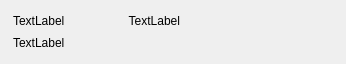
Old version of the form src/gui/ui/transactionframe.ui in the repository Mythicaler/digitalkabwallet.
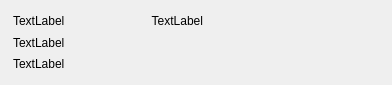
New version of the form.

```diff
--- a/src/gui/ui/transactionframe.ui
+++ b/src/gui/ui/transactionframe.ui
@@ -6,8 +6,8 @@
    <rect>
     <x>0</x>
     <y>0</y>
-    <width>346</width>
-    <height>64</height>
+    <width>392</width>
+    <height>85</height>
    </rect>
   </property>
   <property name="minimumSize">
@@ -19,7 +19,7 @@
   <property name="maximumSize">
    <size>
     <width>540</width>
-    <height>64</height>
+    <height>100</height>
    </size>
   </property>
   <property name="windowTitle">
@@ -118,6 +118,13 @@
        </property>
       </widget>
      </item>
+     <item>
+      <widget class="QLabel" name="m_messageLabel">
+       <property name="text">
+        <string>TextLabel</string>
+       </property>
+      </widget>
+     </item>
      <item>
       <spacer name="verticalSpacer">
        <property name="orientation">
```
